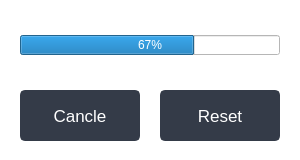
truongkhoa1799/E-Healthcare-System, file gui/progressbar.ui: the form before one commit.
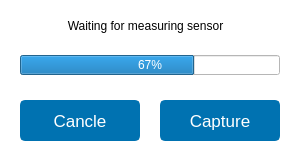
The form after the commit. Icons and pictures are not drawn.

```diff
--- a/gui/progressbar.ui
+++ b/gui/progressbar.ui
@@ -20,7 +20,7 @@
    <property name="geometry">
     <rect>
      <x>20</x>
-     <y>35</y>
+     <y>55</y>
      <width>260</width>
      <height>20</height>
     </rect>
@@ -36,9 +36,9 @@
    <property name="geometry">
     <rect>
      <x>20</x>
-     <y>90</y>
+     <y>100</y>
      <width>120</width>
-     <height>51</height>
+     <height>41</height>
     </rect>
    </property>
    <property name="minimumSize">
@@ -55,9 +55,9 @@
    </property>
    <property name="styleSheet">
     <string notr="true">QPushButton {
-	border: 2px solid rgb(52, 59, 72);
+	border: 2px solid rgb(0, 114, 177);
 	border-radius: 5px;	
-	background-color: rgb(52, 59, 72);
+	background-color: rgb(0, 114, 177);
 	color: rgb(255, 255, 255);
 }
 QPushButton:hover {
@@ -89,9 +89,9 @@
    <property name="geometry">
     <rect>
      <x>160</x>
-     <y>90</y>
+     <y>100</y>
      <width>120</width>
-     <height>51</height>
+     <height>41</height>
     </rect>
    </property>
    <property name="minimumSize">
@@ -108,9 +108,9 @@
    </property>
    <property name="styleSheet">
     <string notr="true">QPushButton {
-	border: 2px solid rgb(52, 59, 72);
+	border: 2px solid rgb(0, 114, 177);
 	border-radius: 5px;	
-	background-color: rgb(52, 59, 72);
+	background-color: rgb(0, 114, 177);
 	color: rgb(255, 255, 255);
 }
 QPushButton:hover {
@@ -125,7 +125,7 @@
 }</string>
    </property>
    <property name="text">
-    <string>Reset</string>
+    <string>Capture</string>
    </property>
    <property name="icon">
     <iconset>
@@ -138,6 +138,26 @@
     </size>
    </property>
   </widget>
+  <widget class="QLabel" name="label">
+   <property name="geometry">
+    <rect>
+     <x>20</x>
+     <y>10</y>
+     <width>251</width>
+     <height>31</height>
+    </rect>
+   </property>
+   <property name="styleSheet">
+    <string notr="true">background: transparent;
+color: rgb(0, 0, 0)</string>
+   </property>
+   <property name="text">
+    <string>Waiting for measuring sensor</string>
+   </property>
+   <property name="alignment">
+    <set>Qt::AlignCenter</set>
+   </property>
+  </widget>
  </widget>
  <resources/>
  <connections/>
```
Left out of the diff: 18 changed lines with no effect on the pictures.
